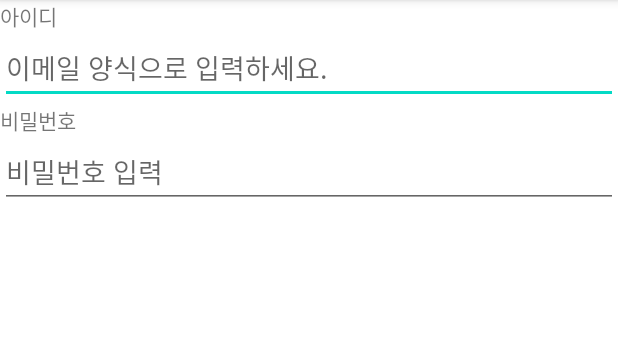
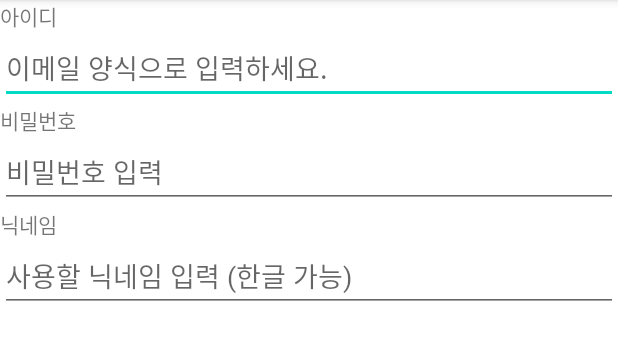
Before and after one commit to Eun-Hee/UIPractice_20210207, an Android app: the screen it shows after launch (MainActivity), on a phone screen of 412 x 824 dp, the part 84-444 px from its top. Run offline under Robolectric (Android 15) with nearby library versions, the phone set to English and light mode, and no system bars.

Commit message:
닉네임 -> singleLine, imeOptions 체험

```diff
--- a/app/src/main/res/layout/activity_main.xml
+++ b/app/src/main/res/layout/activity_main.xml
@@ -29,7 +29,17 @@
         android:layout_height="wrap_content"
         android:inputType="textPassword"/>
 
+    <TextView
+        android:layout_width="wrap_content"
+        android:layout_height="wrap_content"
+        android:text="닉네임" />
 
+    <EditText
+        android:layout_width="match_parent"
+        android:layout_height="wrap_content"
+        android:hint="사용할 닉네임 입력 (한글 가능)"
+        android:singleLine="true"
+        android:imeOptions="actionSearch"/>
 
 
 </LinearLayout>
```
